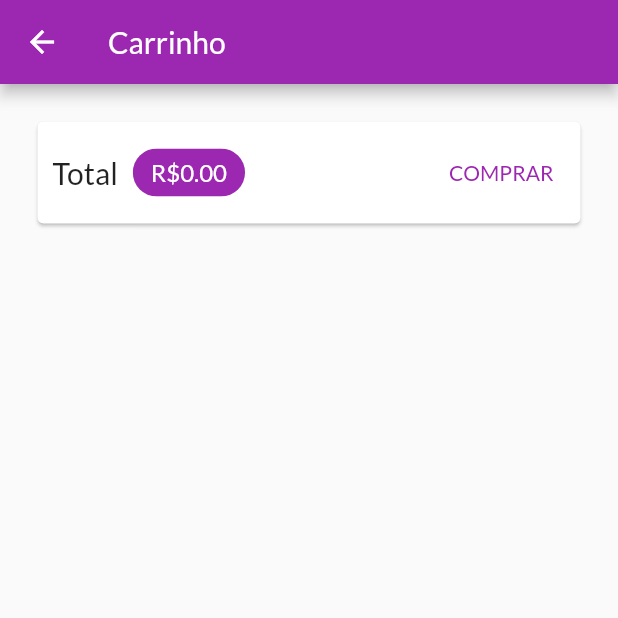
After one commit to gbllopes/shop, a Flutter app: the CartScreen screen opened by its route, on a phone screen of 412 x 824 dp, the top half of it. The commit adds this screen. Run offline on Flutter 3.47's test engine with Material 2 defaults, Android fonts, the phone set to English and light mode, and no system bars; our stand-ins replace flutter_mobx, mobx; generated files the repository leaves out were written again; network calls fail.

Commit message:
✨  Adiciona exclusão de produtos no carrinho.

```diff
--- a/lib/main.dart
+++ b/lib/main.dart
@@ -2,6 +2,7 @@ import 'package:flutter/material.dart';
 import 'package:provider/provider.dart';
 import 'package:shop/controller/controller_products_store.dart';
 import 'package:shop/utils/app_routes.dart';
+import 'package:shop/views/cart_screen.dart';
 import 'package:shop/views/product_detail_screen.dart';
 import 'package:shop/views/products_overview_screen.dart';
 
@@ -32,7 +33,8 @@ class MyApp extends StatelessWidget {
         initialRoute: AppRoutes.LIST_PRODUCTS,
         routes: {
           AppRoutes.LIST_PRODUCTS: (context) => ProductsOverviewScreen(),
-          AppRoutes.PRODUCT_DETAIL: (context) => ProductDetailScren(),
+          AppRoutes.PRODUCT_DETAIL: (context) => ProductDetailScreen(),
+          AppRoutes.CART_DETAIL: (context) => CartScreen(),
         },
       ),
     );
--- a/lib/utils/app_routes.dart
+++ b/lib/utils/app_routes.dart
@@ -1,4 +1,5 @@
 class AppRoutes {
   static const PRODUCT_DETAIL = '/product-detail';
   static const LIST_PRODUCTS = '/products';
+  static const CART_DETAIL = '/cart-detail';
 }
--- /dev/null
+++ b/lib/views/cart_screen.dart
@@ -0,0 +1,71 @@
+import 'package:flutter/material.dart';
+import 'package:flutter_mobx/flutter_mobx.dart';
+import 'package:provider/provider.dart';
+import 'package:shop/controller/controller_cart_store.dart';
+import 'package:shop/widgets/cart_item_widget.dart';
+
+class CartScreen extends StatelessWidget {
+  const CartScreen({Key? key}) : super(key: key);
+
+  @override
+  Widget build(BuildContext context) {
+    final ControllerCartStore cartController =
+        Provider.of<ControllerCartStore>(context);
+
+    return Scaffold(
+      appBar: AppBar(
+        title: Text('Carrinho'),
+        backgroundColor: Colors.purple,
+      ),
+      body: Column(
+        children: [
+          Card(
+            margin: EdgeInsets.all(25),
+            child: Padding(
+              padding: EdgeInsets.all(10),
+              child: Row(
+                mainAxisAlignment: MainAxisAlignment.spaceBetween,
+                children: [
+                  Text(
+                    'Total',
+                    style: TextStyle(fontSize: 20),
+                  ),
+                  SizedBox(
+                    width: 10,
+                  ),
+                  Chip(
+                    label: Observer(
+                      builder: (_) => Text(
+                        'R\$${cartController.totalAmount.toStringAsFixed(2)}',
+                        style: Theme.of(context).primaryTextTheme.subtitle1,
+                      ),
+                    ),
+                    backgroundColor: Theme.of(context).primaryColor,
+                  ),
+                  Spacer(),
+                  TextButton(
+                      onPressed: () {},
+                      child: Text(
+                        'COMPRAR',
+                        style: TextStyle(color: Theme.of(context).primaryColor),
+                      ))
+                ],
+              ),
+            ),
+          ),
+          SizedBox(height: 10),
+          Expanded(
+            child: Observer(
+              builder: (_) => ListView.builder(
+                itemCount: cartController.itensCartCount,
+                itemBuilder: (context, index) => CartItemWidget(
+                    cartItemProductId:
+                        cartController.items.values.toList()[index].productId),
+              ),
+            ),
+          ),
+        ],
+      ),
+    );
+  }
+}
```
Also changed, not shown: lib/controller/controller_cart_store.dart (+41 -2 lines), lib/models/cart_item.dart (+14 -19 lines), lib/views/product_detail_screen.dart (+4 -4 lines), lib/views/products_overview_screen.dart (+7 -3 lines), lib/widgets/cart_item_widget.dart (added, +76 -0 lines).
